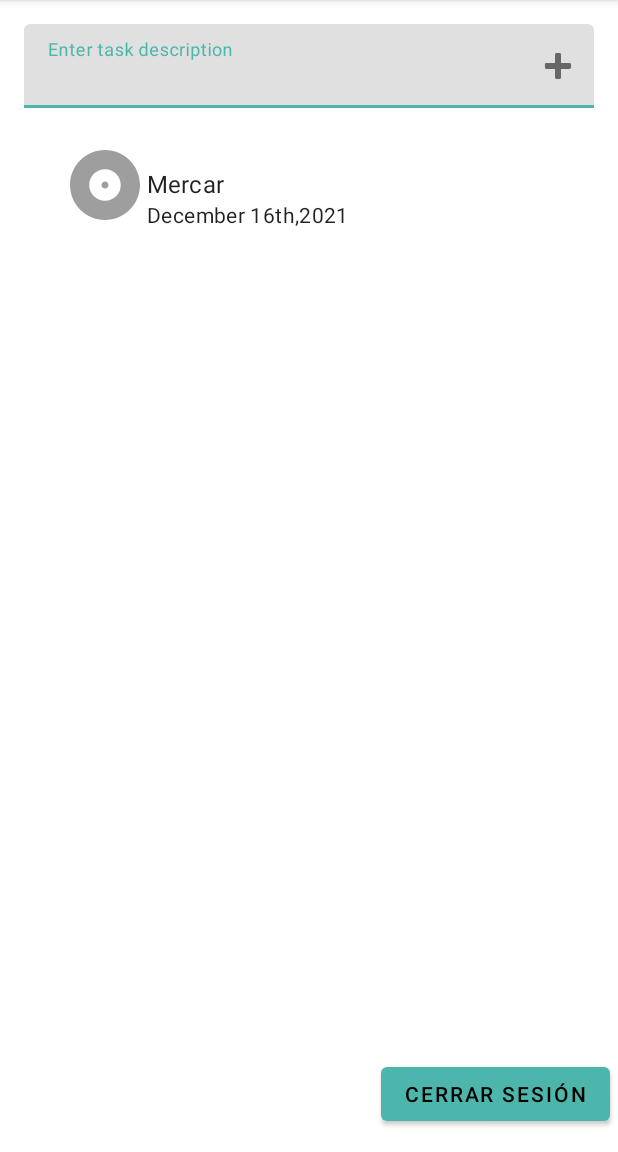
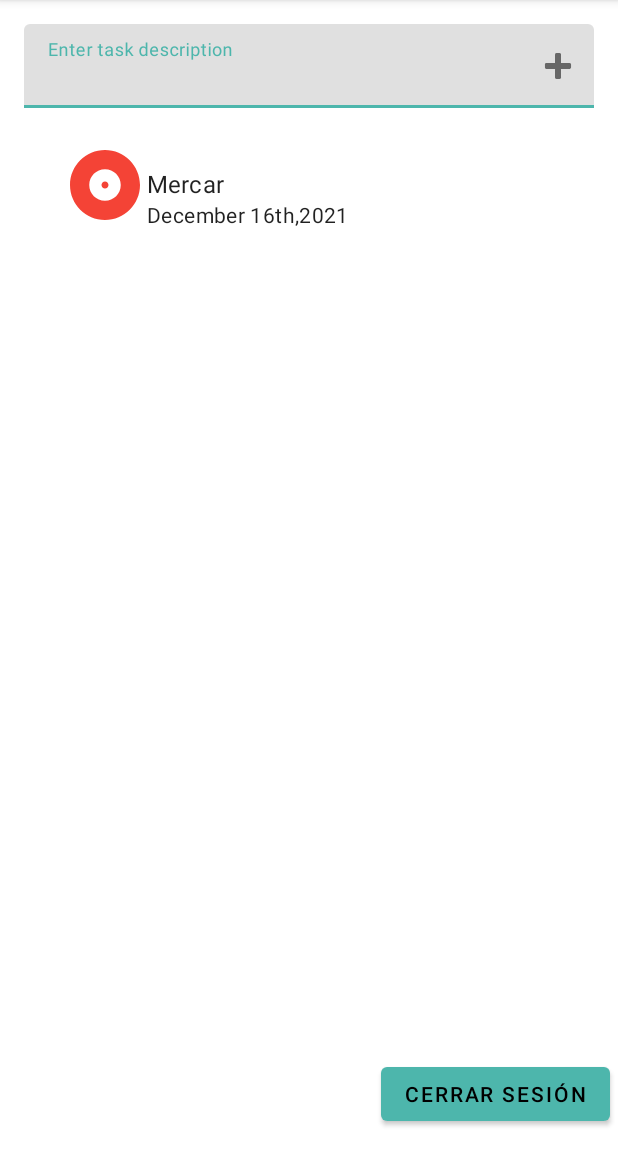
Before and after one commit to IsaMaru98/TaskListApp, an Android app: the screen it shows after launch once a user with an empty profile is signed in (TasksActivity), on a phone screen of 412 x 824 dp, the part 84-1236 px from its top. Run offline under Robolectric (Android 15) with nearby library versions, the phone set to English and light mode, and no system bars; our stand-ins replace Firebase (no records; nobody signed in at launch, a user with empty details on screens opened directly); libraries missing offline, so code that uses them is left out: com.basgeekball.awesomevalidation; 3 statements that could not run were skipped.

Commit message:
Task color initial logic

```diff
--- a/app/src/main/java/com/isamaru/tasklist/view/adapter/TaskAdapter.java
+++ b/app/src/main/java/com/isamaru/tasklist/view/adapter/TaskAdapter.java
@@ -1,5 +1,7 @@
 package com.isamaru.tasklist.view.adapter;
 
+import android.content.Context;
+import android.graphics.PorterDuff;
 import android.view.LayoutInflater;
 import android.view.View;
 import android.view.ViewGroup;
@@ -7,10 +9,12 @@ import android.widget.ImageView;
 import android.widget.TextView;
 
 import androidx.annotation.NonNull;
+import androidx.core.content.ContextCompat;
 import androidx.recyclerview.widget.RecyclerView;
 
 import com.isamaru.tasklist.R;
 import com.isamaru.tasklist.view.dto.TaskItem;
+import com.isamaru.tasklist.view.dto.TaskState;
 
 import java.util.ArrayList;
 import java.util.List;
@@ -46,6 +50,11 @@ public class TaskAdapter extends RecyclerView.Adapter<TaskAdapter.ViewHolder> {
         TaskItem item = data.get(position);
         holder.tvDescription.setText(item.getDescription());
         holder.tvDate.setText(item.getDate());
+
+        int color = item.getState() == TaskState.PENDING ? R.color.task_pending : R.color.task_done;
+        holder.ivIcon.setColorFilter(
+                ContextCompat.getColor(holder.itemView.getContext(), color),
+                android.graphics.PorterDuff.Mode.MULTIPLY);
     }
 
     @Override
--- a/app/src/main/res/values/colors.xml
+++ b/app/src/main/res/values/colors.xml
@@ -16,4 +16,7 @@
     <color name="secondaryDarkColor">#82ada9</color>
     <color name="primaryTextColor">#000000</color>
     <color name="secondaryTextColor">#000000</color>
+
+    <color name="task_pending">#F44336</color>
+    <color name="task_done">#8BC34A</color>
 </resources>
```
